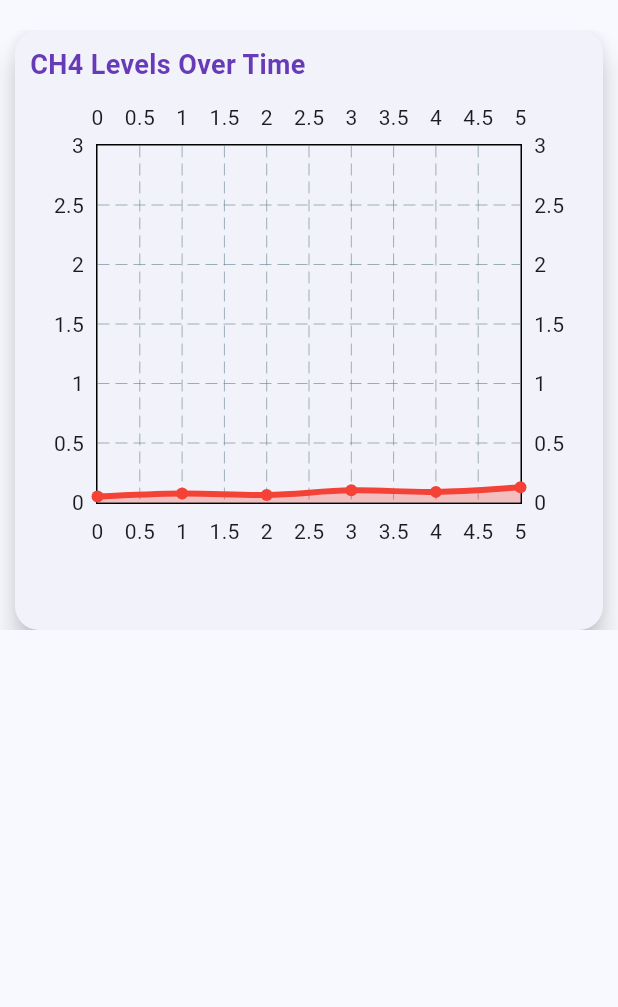
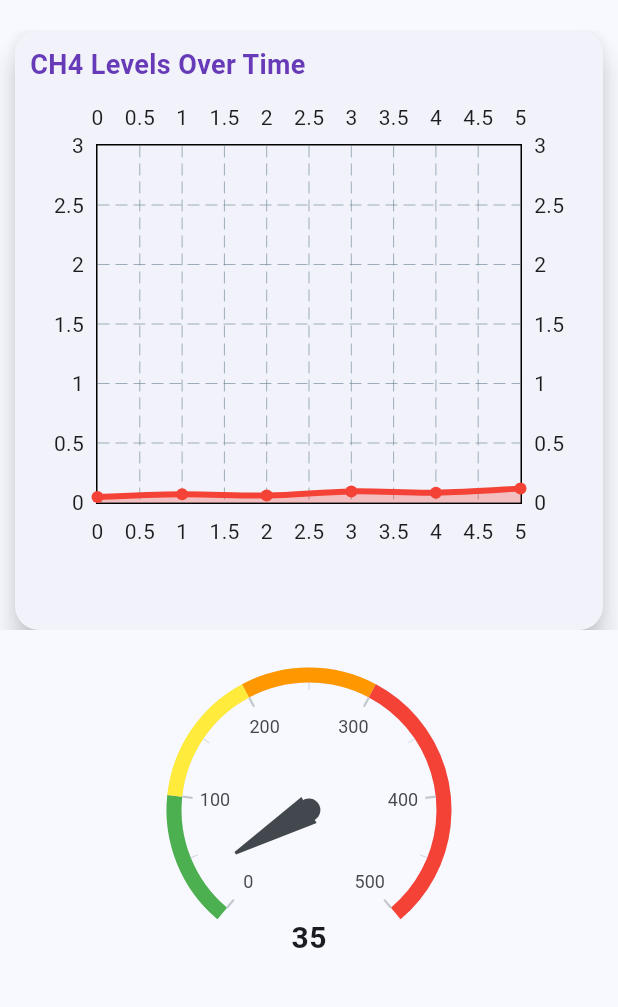
Before and after one commit to Charan060706/AQI-ecology, a Flutter app: the HistoricalDataPage screen opened directly, swiped to page 2, on a phone screen of 412 x 824 dp, the part 84-1091 px from its top. Run offline on Flutter 3.47's test engine with Material 3 defaults, Android fonts, the phone set to English and light mode, and no system bars; drawn by our look-alikes of carousel_slider, fl_chart, syncfusion_flutter_gauges; our stand-ins replace cloud_firestore, firebase_core, flutter_map, latlong2, shared_preferences; accounts and stored records are empty; project files that could hold a hidden picture were left out.

Commit message:
gauge-chart

```diff
--- a/aqi/lib/Pages/historical_data.dart
+++ b/aqi/lib/Pages/historical_data.dart
@@ -1,6 +1,7 @@
 import 'package:flutter/material.dart';
 import 'package:fl_chart/fl_chart.dart';
 import 'package:carousel_slider/carousel_slider.dart';
+import 'package:syncfusion_flutter_gauges/gauges.dart';  // Import Syncfusion Gauge package
 
 class HistoricalDataPage extends StatefulWidget {
   const HistoricalDataPage({super.key});
@@ -14,6 +15,10 @@ class _HistoricalDataPageState extends State<HistoricalDataPage>
   late AnimationController _controller;
   late List<Animation<double>> _animations;
   int _currentIndex = 0;
+
+  // Simulating some AQI value to animate
+  double targetAQI = 150.0;
+  double currentAQI = 0.0;  // Start from zero
 
   final List<List<FlSpot>> _dataSets = [
     [
@@ -49,14 +54,19 @@ class _HistoricalDataPageState extends State<HistoricalDataPage>
     super.initState();
     _controller = AnimationController(
       vsync: this,
-      duration: const Duration(seconds: 2),
+      duration: const Duration(seconds: 3), // Shortened animation duration (3 seconds)
     );
-    _animations = List.generate(
-      _dataSets.length,
-      (index) => Tween<double>(begin: 0, end: 1).animate(
-        CurvedAnimation(parent: _controller, curve: Curves.easeInOut),
-      ),
-    );
+
+    // Start the animation and listen to its value change
+    _controller.addListener(() {
+      setState(() {
+        // Animate from 0 to the target value
+        currentAQI = targetAQI * _controller.value;
+      });
+    });
+
+    // Start the animation
+    _controller.forward();
   }
 
   void _onPageChanged(int index) {
@@ -81,7 +91,8 @@ class _HistoricalDataPageState extends State<HistoricalDataPage>
         backgroundColor: Colors.deepPurple,
         elevation: 10,
       ),
-      body: Column(
+      body: SingleChildScrollView( // Wrap the entire body with SingleChildScrollView
+        child: Column(
           children: [
             const SizedBox(height: 20),
             CarouselSlider(
@@ -112,7 +123,69 @@ class _HistoricalDataPageState extends State<HistoricalDataPage>
                 );
               }),
             ),
+            const SizedBox(height: 20), // Space between chart and gauge
+            // Add the Gauge Chart with animation
+            AnimatedBuilder(
+              animation: _controller,
+              builder: (context, child) {
+                return SizedBox(
+                  height: 200, // Set appropriate height for the gauge
+                  child: SfRadialGauge(
+                    axes: [
+                      RadialAxis(
+                        minimum: 0,
+                        maximum: 500,
+                        ranges: [
+                          GaugeRange(
+                            startValue: 0,
+                            endValue: 100,
+                            color: Colors.green,
+                            startWidth: 10,
+                            endWidth: 10,
+                          ),
+                          GaugeRange(
+                            startValue: 100,
+                            endValue: 200,
+                            color: Colors.yellow,
+                            startWidth: 10,
+                            endWidth: 10,
+                          ),
+                          GaugeRange(
+                            startValue: 200,
+                            endValue: 300,
+                            color: Colors.orange,
+                            startWidth: 10,
+                            endWidth: 10,
+                          ),
+                          GaugeRange(
+                            startValue: 300,
+                            endValue: 500,
+                            color: Colors.red,
+                            startWidth: 10,
+                            endWidth: 10,
+                          ),
                         ],
+                        pointers: [
+                          NeedlePointer(value: currentAQI) // Animate needle to current AQI
+                        ],
+                        annotations: [
+                          GaugeAnnotation(
+                            widget: Text(
+                              '${currentAQI.toStringAsFixed(0)}', // Display the animated AQI value
+                              style: TextStyle(fontSize: 20, fontWeight: FontWeight.bold),
+                            ),
+                            positionFactor: 0.9,
+                            angle: 90,
+                          ),
+                        ],
+                      ),
+                    ],
+                  ),
+                );
+              },
+            ),
+          ],
+        ),
       ),
     );
   }
@@ -148,7 +221,7 @@ class _HistoricalDataPageState extends State<HistoricalDataPage>
             SizedBox(
               height: 300,
               child: AnimatedBuilder(
-                animation: _animations[_currentIndex],
+                animation: _controller,
                 builder: (context, child) {
                   return LineChart(
                     LineChartData(
@@ -161,7 +234,7 @@ class _HistoricalDataPageState extends State<HistoricalDataPage>
                           spots: spots
                               .map((spot) => FlSpot(
                                     spot.x,
-                                    spot.y * (isAnimated ? _animations[_currentIndex].value : 0),
+                                    spot.y * (isAnimated ? _controller.value : 0),
                                   ))
                               .toList(),
                           isCurved: true,
--- a/aqi/pubspec.yaml
+++ b/aqi/pubspec.yaml
@@ -40,6 +40,7 @@ dependencies:
   firebase_core: ^3.12.1
   cloud_firestore: ^5.6.5
   carousel_slider: ^5.0.0
+  syncfusion_flutter_gauges: ^20.1.50 #added by charan
   flutter_map_cancellable_tile_provider: ^3.1.0
 
 dev_dependencies:
```
Also changed, not shown: aqi/lib/Pages/location_page.dart (line endings or trailing spaces), aqi/pubspec.lock. Lines whose indentation alone changed are shown as unchanged.
